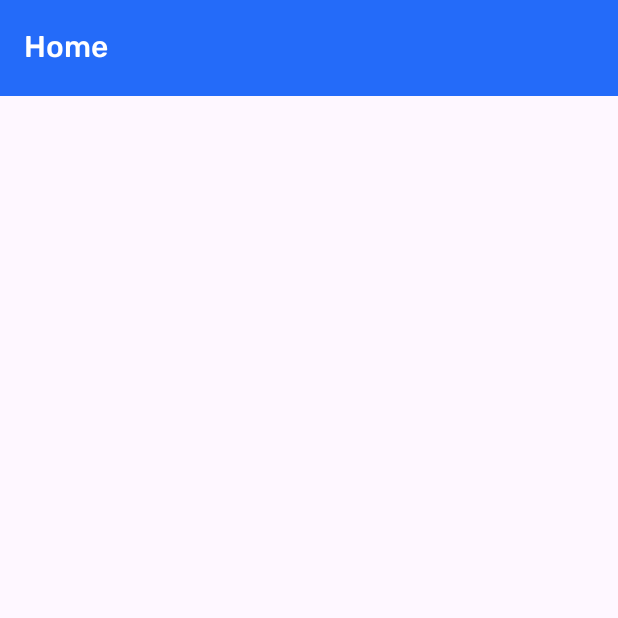
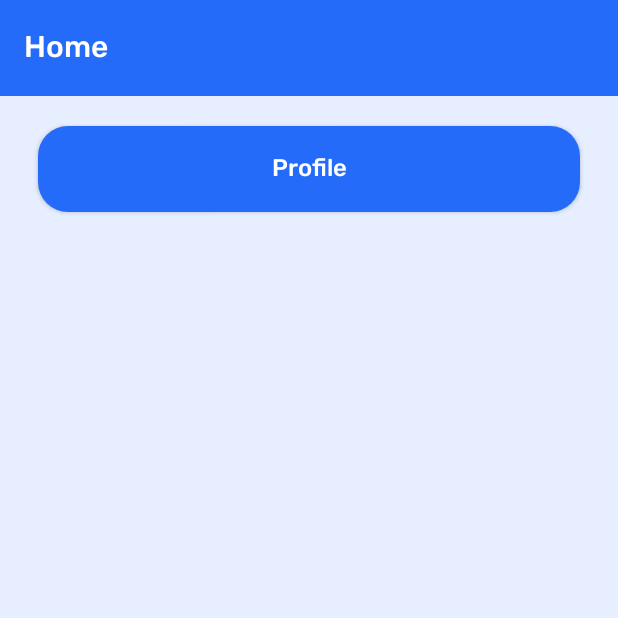
Before and after one commit to the-mr17/VidConnect, an Android app: the HomeFragment screen opened through its navigation route, on a phone screen of 412 x 824 dp, the top half of it. Run offline under Robolectric (Android 15) with nearby library versions, the phone set to English and light mode, and no system bars; our stand-ins replace Dagger/Hilt's generated code, navigation-ui.

Commit message:
Adds profile UI

```diff
--- a/app/build.gradle.kts
+++ b/app/build.gradle.kts
@@ -64,8 +64,9 @@ dependencies {
     implementation("com.google.dagger:hilt-android:$hiltVersion")
     kapt("com.google.dagger:hilt-compiler:$hiltVersion")
 
-    // glide
+    // image
     implementation("com.github.bumptech.glide:glide:4.16.0")
+    implementation("de.hdodenhof:circleimageview:3.1.0")
 
     // firebase
     implementation(platform("com.google.firebase:firebase-bom:32.2.3"))
--- a/app/src/main/java/com/mr_17/vidconnect/ui/home/fragments/HomeFragment.kt
+++ b/app/src/main/java/com/mr_17/vidconnect/ui/home/fragments/HomeFragment.kt
@@ -5,6 +5,7 @@ import androidx.fragment.app.Fragment
 import android.view.LayoutInflater
 import android.view.View
 import android.view.ViewGroup
+import androidx.navigation.fragment.findNavController
 import com.mr_17.vidconnect.MainActivity
 import com.mr_17.vidconnect.R
 import com.mr_17.vidconnect.databinding.FragmentHomeBinding
@@ -19,5 +20,11 @@ class HomeFragment : Fragment(R.layout.fragment_home) {
         binding = FragmentHomeBinding.bind(view)
 
         (activity as MainActivity).setToolbarTitle("Home")
+
+        binding.apply {
+            btnProfile.setOnClickListener {
+                findNavController().navigate(R.id.action_homeFragment_to_profileFragment)
+            }
+        }
     }
 }
--- /dev/null
+++ b/app/src/main/res/drawable/ic_baseline_phone_24.xml
@@ -0,0 +1,5 @@
+<vector android:height="24dp" android:tint="@color/blue"
+    android:viewportHeight="24" android:viewportWidth="24"
+    android:width="24dp" xmlns:android="http://schemas.android.com/apk/res/android">
+    <path android:fillColor="@android:color/white" android:pathData="M6.62,10.79c1.44,2.83 3.76,5.14 6.59,6.59l2.2,-2.2c0.27,-0.27 0.67,-0.36 1.02,-0.24 1.12,0.37 2.33,0.57 3.57,0.57 0.55,0 1,0.45 1,1V20c0,0.55 -0.45,1 -1,1 -9.39,0 -17,-7.61 -17,-17 0,-0.55 0.45,-1 1,-1h3.5c0.55,0 1,0.45 1,1 0,1.25 0.2,2.45 0.57,3.57 0.11,0.35 0.03,0.74 -0.25,1.02l-2.2,2.2z"/>
+</vector>
--- a/app/src/main/res/layout/fragment_home.xml
+++ b/app/src/main/res/layout/fragment_home.xml
@@ -3,8 +3,27 @@
     xmlns:tools="http://schemas.android.com/tools"
     android:layout_width="match_parent"
     android:layout_height="match_parent"
-    tools:context=".ui.home.fragments.HomeFragment">
+    xmlns:app="http://schemas.android.com/apk/res-auto"
+    tools:context=".ui.home.fragments.HomeFragment"
+    android:background="@color/bg_color">
 
-
+    <androidx.appcompat.widget.AppCompatButton
+        android:id="@+id/btn_profile"
+        android:layout_width="match_parent"
+        android:layout_height="wrap_content"
+        android:layout_marginStart="25dp"
+        android:layout_marginTop="20dp"
+        android:layout_marginEnd="25dp"
+        android:background="@drawable/bg_button"
+        android:fontFamily="@font/rubik_medium"
+        android:padding="16dp"
+        android:text="Profile"
+        android:textAllCaps="false"
+        android:textColor="@color/white"
+        android:textSize="16sp"
+        app:layout_constraintEnd_toEndOf="parent"
+        app:layout_constraintHorizontal_bias="0.0"
+        app:layout_constraintStart_toStartOf="parent"
+        app:layout_constraintTop_toTopOf="parent"/>
 
 </androidx.constraintlayout.widget.ConstraintLayout>
--- a/app/src/main/res/navigation/nav_graph.xml
+++ b/app/src/main/res/navigation/nav_graph.xml
@@ -39,5 +39,14 @@
         android:id="@+id/homeFragment"
         android:name="com.mr_17.vidconnect.ui.home.fragments.HomeFragment"
         android:label="fragment_home"
-        tools:layout="@layout/fragment_home" />
+        tools:layout="@layout/fragment_home" >
+        <action
+            android:id="@+id/action_homeFragment_to_profileFragment"
+            app:destination="@id/profileFragment" />
+    </fragment>
+    <fragment
+        android:id="@+id/profileFragment"
+        android:name="com.mr_17.vidconnect.ui.profile.fragments.ProfileFragment"
+        android:label="fragment_profile"
+        tools:layout="@layout/fragment_profile" />
 </navigation>
```
Also changed, not shown: app/src/main/java/com/mr_17/vidconnect/ui/profile/fragments/ProfileFragment.kt (added, +32 -0 lines), app/src/main/res/layout/fragment_profile.xml (added, +155 -0 lines), app/src/main/res/drawable/ic_default_profile.png (added).
